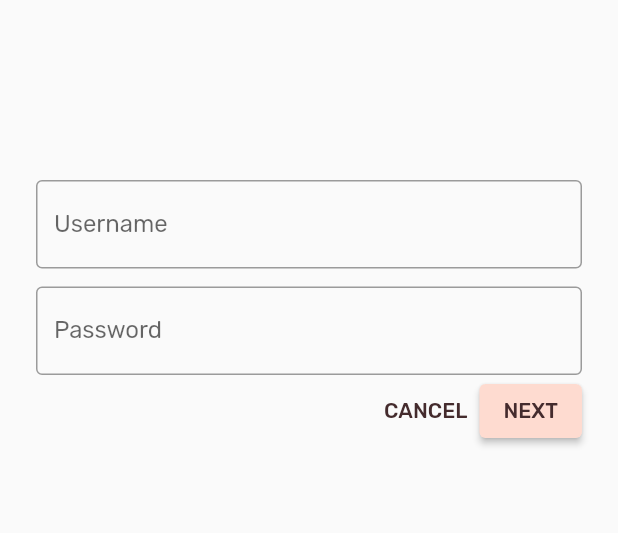
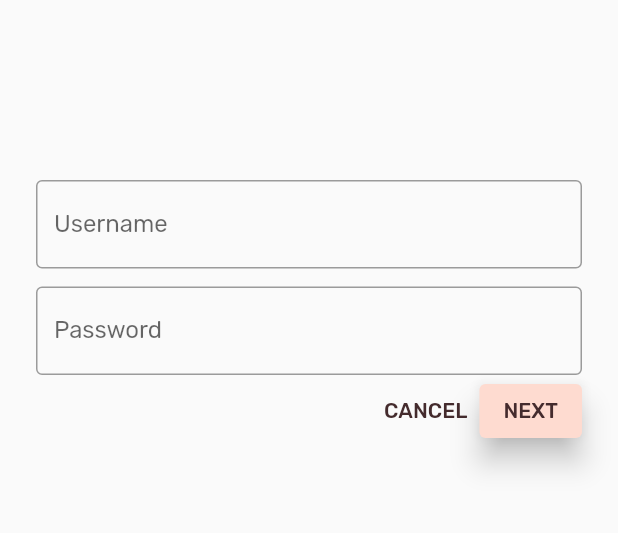
Before and after one commit to c0ff33-b34n/MDC-101-104-Flutter, a Flutter app: the screen it shows after launch, on a phone screen of 412 x 824 dp, the part 237-770 px from its top. Run offline on Flutter 3.47's test engine with Material 2 defaults, Android fonts, the phone set to English and light mode, and no system bars.

Commit message:
Add elevation to Next button of login screen and remove elevation of cards

```diff
--- a/lib/home.dart
+++ b/lib/home.dart
@@ -35,7 +35,7 @@ class HomePage extends StatelessWidget {
     return products.map((product) {
       return Card(
         clipBehavior: Clip.antiAlias,
-        // TODO: Adjust card heights (103)
+        elevation: 0.0,
         child: Column(
           // TODO: Center items on the card (103)
           crossAxisAlignment: CrossAxisAlignment.start,
--- a/lib/login.dart
+++ b/lib/login.dart
@@ -76,6 +76,9 @@ class _LoginPageState extends State<LoginPage> {
                   onPressed: () {
                     Navigator.pop(context);
                   },
+                  style: ElevatedButton.styleFrom(
+                    elevation: 8.0,
+                  ),
                 ),
               ],
             ),
```
